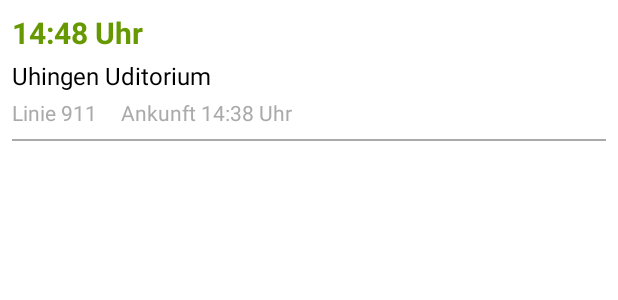
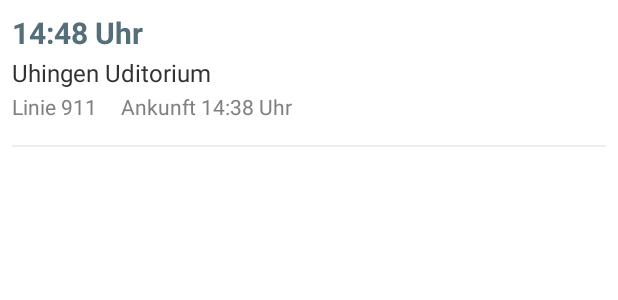
Before and after one commit to simax32/WS2425_neu, an Android app: the layout item_departure.xml on its own in the app's theme, with its tools: preview values and no code run, on a phone screen of 412 x 824 dp. Shown: the top 300 px of the screen. Run offline under Robolectric (Android 15) with nearby library versions, the phone set to English and light mode, and no system bars.

Commit message:
UI Anpassungen (Farben geändert)

```diff
--- a/app/src/main/java/de/hka/ws2425/ui/map/MapFragment.java
+++ b/app/src/main/java/de/hka/ws2425/ui/map/MapFragment.java
@@ -1,5 +1,6 @@
 package de.hka.ws2425.ui.map;
 
+import androidx.fragment.app.FragmentManager;
 import androidx.lifecycle.ViewModelProvider;
 
 import android.annotation.SuppressLint;
@@ -106,6 +107,7 @@ public class MapFragment extends Fragment {
                     Toast.makeText(requireContext(), "Klicke eine Haltestelle um Abfahrten anzeigen zu lassen", Toast.LENGTH_SHORT).show();
                 }
             }
+            FragmentManager fragmentManager = getParentFragmentManager();
         });
 
             return root;
--- a/app/src/main/java/de/hka/ws2425/utils/Adapter/TripDetailAdapter.java
+++ b/app/src/main/java/de/hka/ws2425/utils/Adapter/TripDetailAdapter.java
@@ -34,6 +34,7 @@ public class TripDetailAdapter extends RecyclerView.Adapter<TripDetailAdapter.Tr
         TripStop tripStop = tripStops.get(position);
         holder.tripStopDepartureTime.setText(formatTime(tripStop.getDepartureTime()) + " Uhr");
         holder.tripStopShortName.setText(tripStop.getStopName());
+        holder.tripStopArrivalTime.setText(formatTime(tripStop.getArrivalTime()) + " Uhr");
     }
 
     @Override
@@ -42,12 +43,13 @@ public class TripDetailAdapter extends RecyclerView.Adapter<TripDetailAdapter.Tr
     }
 
     static class TripDetailViewHolder extends RecyclerView.ViewHolder {
-        TextView tripStopDepartureTime, tripStopShortName;
+        TextView tripStopDepartureTime, tripStopShortName, tripStopArrivalTime;
 
         public TripDetailViewHolder(@NonNull View itemView) {
             super(itemView);
             tripStopDepartureTime = itemView.findViewById(R.id.tripStopDepartureTime);
             tripStopShortName = itemView.findViewById(R.id.tripStopShortName);
+            tripStopArrivalTime = itemView.findViewById(R.id.tripStopArrivalTime);
         }
     }
     private String formatTime(String time) {
--- a/app/src/main/java/de/hka/ws2425/utils/TripStop.java
+++ b/app/src/main/java/de/hka/ws2425/utils/TripStop.java
@@ -3,10 +3,12 @@ package de.hka.ws2425.utils;
 public class TripStop {
     private String departureTime;
     private String stopName;
+    private String arrivalTime;
 
-    public TripStop(String departureTime, String stopName) {
+    public TripStop(String departureTime, String stopName, String arrivalTime) {
         this.departureTime = departureTime;
         this.stopName = stopName;
+        this.arrivalTime = arrivalTime;
     }
 
     public String getDepartureTime() {
@@ -16,4 +18,6 @@ public class TripStop {
     public String getStopName() {
         return stopName;
     }
+
+    public String getArrivalTime() { return arrivalTime; }
 }
--- /dev/null
+++ b/app/src/main/res/drawable/ic_map_back.xml
@@ -0,0 +1,5 @@
+<vector xmlns:android="http://schemas.android.com/apk/res/android" android:height="24dp" android:tint="#000000" android:viewportHeight="24" android:viewportWidth="24" android:width="24dp">
+
+    <path android:fillColor="@android:color/white" android:pathData="M20.5,3l-0.16,0.03L15,5.1 9,3 3.36,4.9c-0.21,0.07 -0.36,0.25 -0.36,0.48V20.5c0,0.28 0.22,0.5 0.5,0.5l0.16,-0.03L9,18.9l6,2.1 5.64,-1.9c0.21,-0.07 0.36,-0.25 0.36,-0.48V3.5c0,-0.28 -0.22,-0.5 -0.5,-0.5zM15,19l-6,-2.11V5l6,2.11V19z"/>
+
+</vector>
--- a/app/src/main/res/layout/activity_stop_details.xml
+++ b/app/src/main/res/layout/activity_stop_details.xml
@@ -11,7 +11,7 @@
         android:id="@+id/departureList"
         android:layout_width="match_parent"
         android:layout_height="match_parent"
-        android:padding="16dp" />
+        android:padding="8dp" />
 
     <com.google.android.material.floatingactionbutton.FloatingActionButton
         android:id="@+id/fabBack"
@@ -23,7 +23,7 @@
         android:layout_margin="16dp"
         android:contentDescription="@string/back_button"
         android:src="@drawable/ic_arrow_back"
-        app:backgroundTint="@color/design_default_color_primary"
+        app:backgroundTint="#ee6002"
         app:tint="@android:color/white" />
 
 </FrameLayout>
--- a/app/src/main/res/layout/item_departure.xml
+++ b/app/src/main/res/layout/item_departure.xml
@@ -14,7 +14,7 @@
         android:text="14:48 Uhr"
         android:textSize="20sp"
         android:textStyle="bold"
-        android:textColor="@android:color/holo_green_dark" />
+        android:textColor="#546E7A" />
 
     <!-- Zweite Zeile: Zielort -->
     <TextView
@@ -23,15 +23,15 @@
         android:layout_height="wrap_content"
         android:text="Uhingen Uditorium"
         android:textSize="16sp"
-        android:textColor="@android:color/black"
-        android:layout_marginTop="4dp" />
+        android:textColor="@android:color/secondary_text_light"
+        android:layout_marginTop="2dp" />
 
     <!-- Dritte Zeile: Ankunftszeit und Zusatzinfos -->
     <LinearLayout
         android:layout_width="match_parent"
         android:layout_height="wrap_content"
         android:orientation="horizontal"
-        android:layout_marginTop="4dp">
+        android:layout_marginTop="2dp">
 
         <!-- Zusatzinfos -->
         <TextView
@@ -40,7 +40,7 @@
             android:layout_height="wrap_content"
             android:text="Linie 911"
             android:textSize="14sp"
-            android:textColor="@android:color/darker_gray" />
+            android:textColor="@android:color/tertiary_text_light" />
         <!-- Ankunftszeit -->
         <!-- Abstand -->
         <TextView
@@ -53,7 +53,7 @@
             android:layout_height="wrap_content"
             android:text="Ankunft 14:38 Uhr"
             android:textSize="14sp"
-            android:textColor="@android:color/darker_gray" />
+            android:textColor="@android:color/tertiary_text_light" />
 
 
     </LinearLayout>
@@ -62,6 +62,6 @@
     <View
         android:layout_width="match_parent"
         android:layout_height="1dp"
-        android:background="@android:color/darker_gray"
-        android:layout_marginTop="8dp" />
+        android:background="#EEEEEE"
+        android:layout_marginTop="16dp" />
 </LinearLayout>
```
Also changed, not shown: app/src/main/java/de/hka/ws2425/DepartureDetailActivity.java (+28 -6 lines), app/src/main/res/layout/activity_departure_details.xml (+25 -57 lines), app/src/main/res/layout/item_departure_detail.xml (+33 -8 lines).
